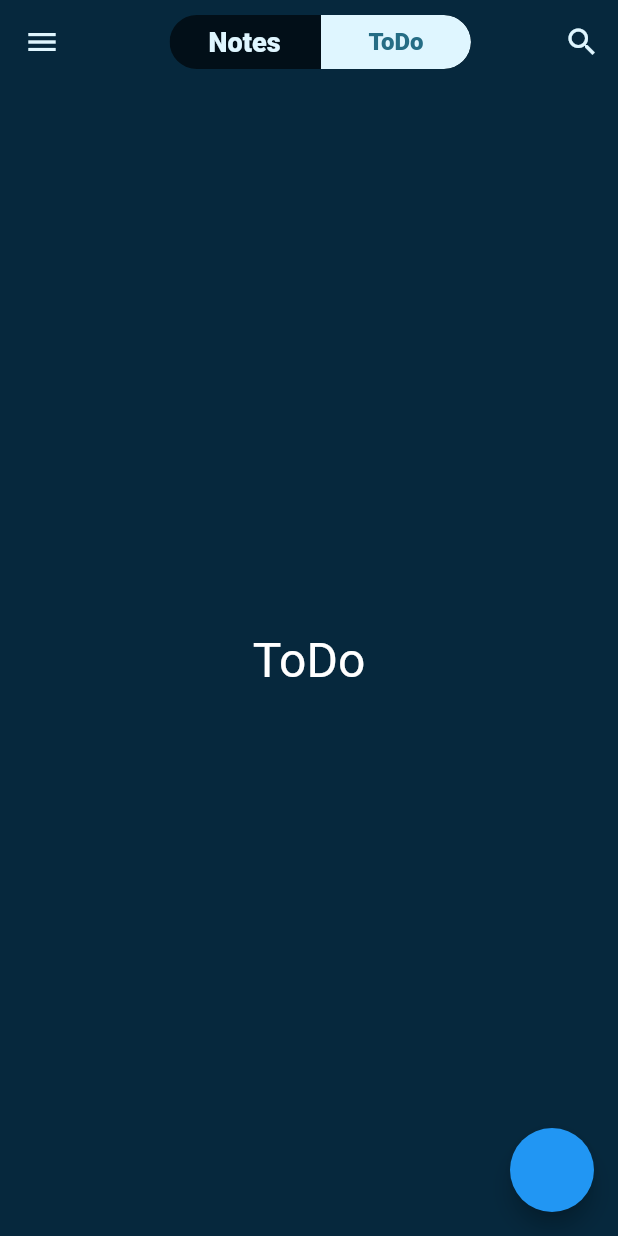
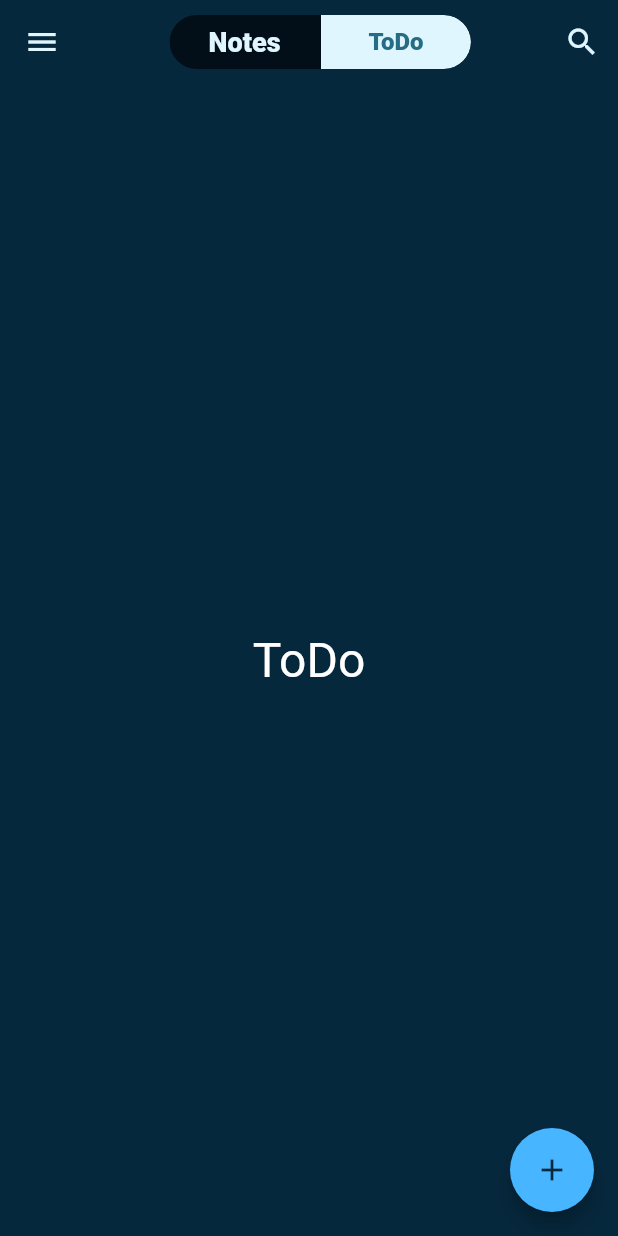
Before and after one commit to MasterNikPro/notetodoapp, a Flutter app: the screen it shows after launch, after a tap on "ToDo", on a phone screen of 412 x 824 dp. Run offline on Flutter 3.47's test engine with Material 2 defaults, Android fonts, the phone set to English and light mode, and no system bars; drawn by our look-alikes of toggle_switch; our stand-ins replace hive, hive_flutter; accounts and stored records are empty.

```diff
--- a/lib/main.dart
+++ b/lib/main.dart
@@ -5,6 +5,7 @@ import 'package:notetodoapp/hive/hive_todo_class.dart';
 import 'package:notetodoapp/screens/main_screeen.dart';
 import 'package:notetodoapp/screens/provider/main_screen_model.dart';
 import 'package:notetodoapp/screens/provider/note_screen_model.dart';
+import 'package:notetodoapp/screens/provider/todo_page_model.dart';
 import 'package:notetodoapp/screens/provider/todo_screen_model.dart';
 import 'package:provider/provider.dart';
 import 'package:hive_flutter/hive_flutter.dart';
@@ -17,11 +18,12 @@ void main() async {
   runApp(
     MultiProvider(
       providers: [
-        ChangeNotifierProvider(
+        ChangeNotifierProvider<MainScreenModel>(
           create: (_) => MainScreenModel(),
         ),
-        ChangeNotifierProvider(create: (_)=>NoteScreenModel()),
-        ChangeNotifierProvider(create: (_)=>TodoScreenModel()),
+        ChangeNotifierProvider<NoteScreenModel>(create: (_)=>NoteScreenModel()),
+        ChangeNotifierProvider<TodoScreenModel>(create: (_)=>TodoScreenModel()),
+        ChangeNotifierProvider<TodoPageModel>(create: (_)=>TodoPageModel()),
       ],
       child: const AppMain(),
     ),
--- a/lib/screens/main_screeen.dart
+++ b/lib/screens/main_screeen.dart
@@ -1,5 +1,6 @@
 import 'package:flutter/material.dart';
 import 'package:notetodoapp/assets/colors.dart';
+import 'package:notetodoapp/hive/hive_todo_class.dart';
 import 'package:notetodoapp/screens/appbars/main_screen_appbar.dart';
 import 'package:notetodoapp/screens/provider/main_screen_model.dart';
 import 'package:notetodoapp/screens/provider/note_screen_model.dart';
@@ -55,6 +56,8 @@ class _MainScreenState extends State<MainScreen> {
           },
         ),
         floatingActionButton: FloatingActionButton(
+          backgroundColor: lightBlue,
+          child: Icon(Icons.add,color: darkBlue,),
           onPressed: () {},
         ));
   }
```
Also changed, not shown: lib/screens/pages/note_page.dart (added, +15 -0 lines), lib/screens/provider/todo_page_model.dart (added, +8 -0 lines), lib/screens/pages/todo_page.dart (added).
